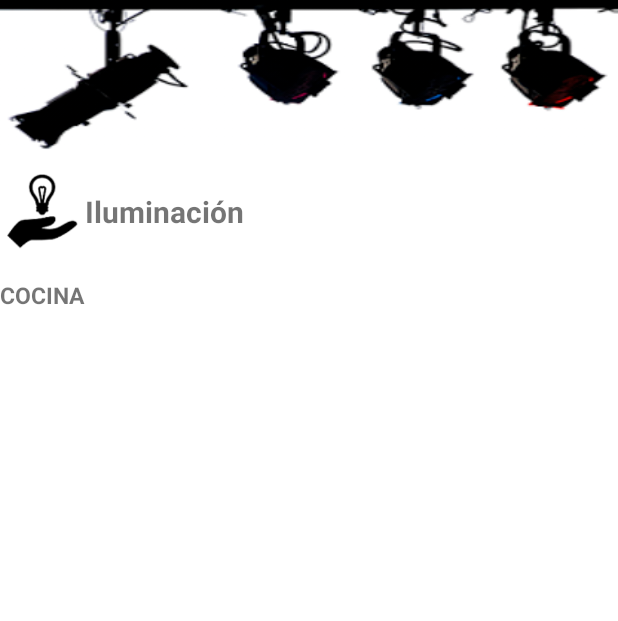
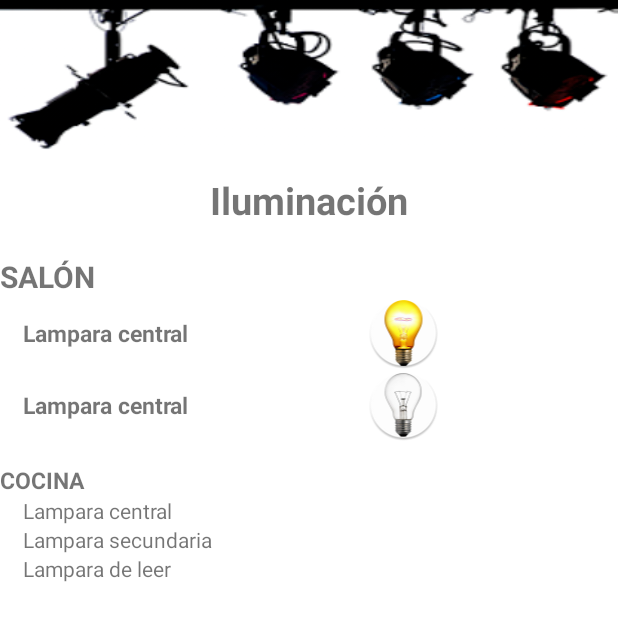
Before and after one commit to laVacaGo/HomeInside, an Android app: the layout activity_iluminacion.xml on its own in the app's theme, with its tools: preview values and no code run, on a phone screen of 412 x 824 dp. Shown: the top 621 px of the screen. Run offline under Robolectric (Android 15) with nearby library versions, the phone set to English and light mode, and no system bars.

Commit message:
Hecha la estructura de la activity main y el menu lateral, y el intent de iluminacion v.2.1

```diff
--- a/app/src/main/java/rodrigo/sdm/com/homeinside/IluminacionActivity.java
+++ b/app/src/main/java/rodrigo/sdm/com/homeinside/IluminacionActivity.java
@@ -1,6 +1,8 @@
 package rodrigo.sdm.com.homeinside;
 
 import android.content.Intent;
+import android.graphics.Bitmap;
+import android.graphics.BitmapFactory;
 import android.support.design.widget.FloatingActionButton;
 import android.support.design.widget.NavigationView;
 import android.support.design.widget.Snackbar;
@@ -13,9 +15,11 @@ import android.support.v7.widget.Toolbar;
 import android.view.Menu;
 import android.view.MenuItem;
 import android.view.View;
+import android.widget.ImageView;
 
 public class IluminacionActivity extends AppCompatActivity {
 
+    protected boolean prueba=true;
     @Override
     protected void onCreate(Bundle savedInstanceState) {
         super.onCreate(savedInstanceState);
@@ -35,6 +39,17 @@ public class IluminacionActivity extends AppCompatActivity {
 
     }
 
+    public void onClickBombilla(View v){
+        ImageView image=(ImageView) v;
+        if(prueba){
+            image.setImageDrawable(getResources().getDrawable(R.mipmap.bombilla_apagada_redonda));
+            prueba=false;
+        }
+        else {
+            image.setImageDrawable(getResources().getDrawable(R.mipmap.bombilla_encendida_redonda));
+            prueba=true;
+        }
+    }
     public boolean onCreateOptionsMenu(Menu menu) {
         // Inflate the menu; this adds items to the action bar if it is present.
         getMenuInflater().inflate(R.menu.main, menu);
--- a/app/src/main/res/layout/activity_iluminacion.xml
+++ b/app/src/main/res/layout/activity_iluminacion.xml
@@ -6,6 +6,7 @@
     android:layout_width="match_parent"
     android:layout_height="match_parent"
     android:background="#ffffff"
+    android:stretchColumns="*"
     tools:context="rodrigo.sdm.com.homeinside.IluminacionActivity">
     <TableRow
         android:background="@drawable/iluminacion_foto_principal2"
@@ -15,38 +16,109 @@
 
     <TableRow
         android:layout_marginBottom="20dp">
-    <ImageView
-        android:id="@+id/imageView2"
-        android:layout_width="50dp"
-        android:layout_height="50dp"
-        app:srcCompat="@drawable/mano_bombilla" />
     <TextView
         android:layout_width="wrap_content"
         android:layout_height="wrap_content"
         android:layout_gravity="center"
         android:textStyle="bold"
-        android:textSize="20dp"
+        android:textSize="25dp"
         android:text="@string/scroll_ilum"/>
         </TableRow>
-    <TableRow>
+    <TableRow
+        android:layout_marginBottom="15dp">
+        <LinearLayout
+            android:orientation="vertical"
+            android:layout_height="wrap_content"
+            android:layout_width="match_parent"
+            >
              <TextView
                   android:id="@+id/tv_habitacion1"
+                  android:layout_width="wrap_content"
+                  android:textStyle="bold"
+                  android:textSize="20dp"
+                  android:layout_height="wrap_content"
+                  android:layout_gravity="left"
+                  android:text="@string/habitacion_salon"/>
+
+            <LinearLayout
+                android:orientation="horizontal"
+                android:layout_width="match_parent"
+                android:layout_height="match_parent">
+                <TextView
+                    android:layout_marginLeft="15dp"
+                    android:id="@+id/textView1"
+                    android:layout_gravity="center"
+                    android:textStyle="bold"
+                    android:textSize="15dp"
+                    android:layout_width="wrap_content"
+                    android:layout_height="wrap_content"
+                    android:text="Lampara central" />
+                <ImageView
+                    android:onClick="onClickBombilla"
+                    android:layout_width="match_parent"
+                    android:layout_height="wrap_content"
+                    android:layout_gravity="right"
+                    android:src="@mipmap/bombilla_encendida_redonda"
+                    />
+            </LinearLayout>
+            <LinearLayout
+                android:orientation="horizontal"
+                android:layout_width="match_parent"
+                android:layout_height="match_parent">
+                <TextView
+                    android:layout_marginLeft="15dp"
+                    android:id="@+id/textView2"
+                    android:textSize="15dp"
+                    android:textStyle="bold"
+                    android:layout_gravity="center"
+                    android:layout_width="wrap_content"
+                    android:layout_height="wrap_content"
+                    android:text="Lampara central" />
+                <ImageView
+                    android:onClick="onClickBombilla"
+                    android:layout_width="match_parent"
+                    android:layout_height="wrap_content"
+                    android:layout_gravity="right"
+                    android:src="@mipmap/bombilla_apagada_redonda"
+                    />
+            </LinearLayout>
+        </LinearLayout>
+    </TableRow>
+    <TableRow
+        android:layout_marginBottom="15dp">
+        <LinearLayout
+            android:orientation="vertical"
+            android:layout_height="wrap_content"
+            android:layout_width="match_parent"
+            >
+            <TextView
+                android:id="@+id/tv_habitacion2"
                 android:layout_width="wrap_content"
                 android:textStyle="bold"
                 android:textSize="15dp"
                 android:layout_height="wrap_content"
                 android:layout_gravity="left"
                 android:text="@string/habitacion_cocina"/>
-    </TableRow>
-    <TableRow>
+
             <TextView
-            android:id="@+id/tv_habitacion2"
-            android:layout_width="wrap_content"
+                android:layout_marginLeft="15dp"
+                android:id="@+id/textView4"
+                android:layout_width="match_parent"
                 android:layout_height="wrap_content"
-            android:textStyle="bold"
-            android:textSize="15dp"
-            android:layout_gravity="left"
-            android:text=""/>
+                android:text="Lampara central" />
+            <TextView
+                android:layout_marginLeft="15dp"
+                android:id="@+id/textView5"
+                android:layout_width="match_parent"
+                android:layout_height="wrap_content"
+                android:text="Lampara secundaria" />
+            <TextView
+                android:layout_marginLeft="15dp"
+                android:id="@+id/textView6"
+                android:layout_width="match_parent"
+                android:layout_height="wrap_content"
+                android:text="Lampara de leer" />
+        </LinearLayout>
     </TableRow>
     <TableRow>
         <TextView
@@ -88,4 +160,14 @@
             android:layout_gravity="left"
             android:text=""/>
     </TableRow>
+    <TableRow>
+        <TextView
+            android:id="@+id/tv_habitacion7"
+            android:layout_width="wrap_content"
+            android:layout_height="wrap_content"
+            android:textStyle="bold"
+            android:textSize="15dp"
+            android:layout_gravity="left"
+            android:text=""/>
+    </TableRow>
 </TableLayout>
```
Also changed, not shown: app/src/main/bombilla_apagada_redonda-web.png (added), app/src/main/bombilla_encendida_redonda-web.png (added), app/src/main/res/mipmap-hdpi/bombilla_apagada_redonda.png (added), app/src/main/res/mipmap-hdpi/bombilla_encendida_redonda.png (added), app/src/main/res/mipmap-mdpi/bombilla_apagada_redonda.png (added), app/src/main/res/mipmap-mdpi/bombilla_encendida_redonda.png (added), app/src/main/res/mipmap-xhdpi/bombilla_apagada_redonda.png (added), app/src/main/res/mipmap-xhdpi/bombilla_encendida_redonda.png (added), app/src/main/res/mipmap-xxhdpi/bombilla_apagada_redonda.png (added), app/src/main/res/mipmap-xxhdpi/bombilla_encendida_redonda.png (added), app/src/main/res/mipmap-xxxhdpi/bombilla_apagada_redonda.png (added), app/src/main/res/mipmap-xxxhdpi/bombilla_encendida_redonda.png (added). Lines whose indentation alone changed are shown as unchanged.
